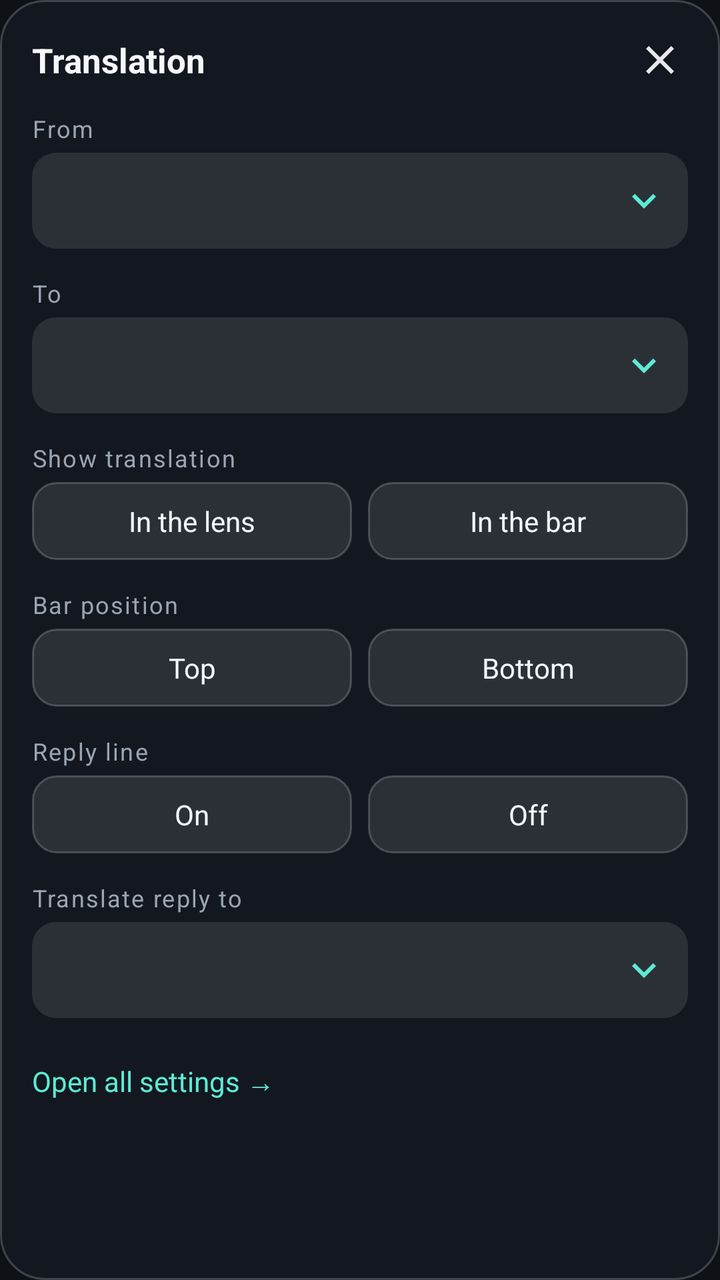
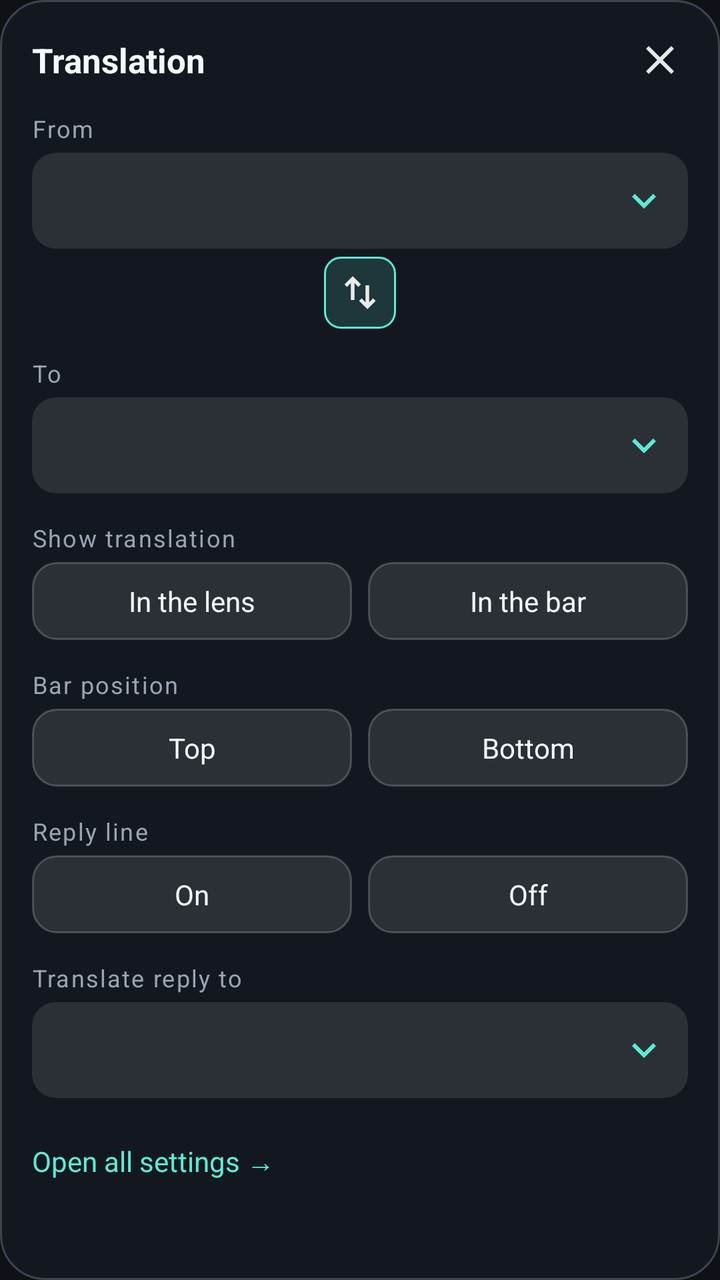

Two renders of the same Android screen: before a commit and after it. Below are the layout's source before the change and the commit's diff.
<!-- AndroidManifest.xml: application theme Theme.SubLens -->
<!-- res/layout/overlay_panel.xml -->
<?xml version="1.0" encoding="utf-8"?>
<LinearLayout xmlns:android="http://schemas.android.com/apk/res/android"
    android:layout_width="match_parent"
    android:layout_height="wrap_content"
    android:background="@drawable/bg_panel"
    android:orientation="vertical"
    android:paddingStart="16dp"
    android:paddingTop="10dp"
    android:paddingEnd="10dp"
    android:paddingBottom="16dp">

    
    <LinearLayout
        android:layout_width="match_parent"
        android:layout_height="wrap_content"
        android:gravity="center_vertical"
        android:orientation="horizontal">

        <ImageButton
            android:id="@+id/panel_back"
            android:layout_width="36dp"
            android:layout_height="36dp"
            android:layout_marginEnd="4dp"
            android:background="?android:attr/selectableItemBackgroundBorderless"
            android:contentDescription="@string/cd_back"
            android:src="@drawable/ic_back"
            android:visibility="gone" />

        <TextView
            android:id="@+id/panel_title"
            android:layout_width="0dp"
            android:layout_height="wrap_content"
            android:layout_weight="1"
            android:text="@string/panel_title"
            android:textColor="@color/text_main"
            android:textSize="17sp"
            android:textStyle="bold" />

        <ImageButton
            android:id="@+id/panel_close"
            android:layout_width="40dp"
            android:layout_height="40dp"
            android:background="?android:attr/selectableItemBackgroundBorderless"
            android:contentDescription="@string/cd_close"
            android:src="@drawable/ic_close" />
    </LinearLayout>

    
    <ScrollView
        android:id="@+id/page_main"
        android:layout_width="match_parent"
        android:layout_height="wrap_content">

    <LinearLayout
        android:layout_width="match_parent"
        android:layout_height="wrap_content"
        android:orientation="vertical"
        android:paddingEnd="6dp">

        <TextView
            style="@style/SubLens.Caption"
            android:layout_marginTop="6dp"
            android:text="@string/label_from" />

        <TextView
            android:id="@+id/value_from"
            style="@style/SubLens.Row" />

        <TextView
            style="@style/SubLens.Caption"
            android:text="@string/label_to" />

        <TextView
            android:id="@+id/value_to"
            style="@style/SubLens.Row" />

        <TextView
            style="@style/SubLens.Caption"
            android:text="@string/label_mode" />

        <LinearLayout
            android:layout_width="match_parent"
            android:layout_height="wrap_content"
            android:orientation="horizontal">

            <TextView
                android:id="@+id/choice_lens"
                style="@style/SubLens.Choice"
                android:text="@string/choice_lens" />

            <Space
                android:layout_width="8dp"
                android:layout_height="1dp" />

            <TextView
                android:id="@+id/choice_bar"
                style="@style/SubLens.Choice"
                android:text="@string/choice_bar" />
        </LinearLayout>

        <TextView
            android:id="@+id/label_bar_pos"
            style="@style/SubLens.Caption"
            android:text="@string/label_bar" />

        <LinearLayout
            android:id="@+id/row_bar_pos"
            android:layout_width="match_parent"
            android:layout_height="wrap_content"
            android:orientation="horizontal">

            <TextView
                android:id="@+id/choice_above"
                style="@style/SubLens.Choice"
                android:text="@string/choice_above" />

            <Space
                android:layout_width="8dp"
                android:layout_height="1dp" />

            <TextView
                android:id="@+id/choice_below"
                style="@style/SubLens.Choice"
                android:text="@string/choice_below" />
        </LinearLayout>

        <TextView
            style="@style/SubLens.Caption"
            android:text="@string/label_composer" />

        <LinearLayout
            android:layout_width="match_parent"
            android:layout_height="wrap_content"
            android:orientation="horizontal">

            <TextView
                android:id="@+id/choice_composer_on"
                style="@style/SubLens.Choice"
                android:text="@string/choice_on" />

            <Space
                android:layout_width="8dp"
                android:layout_height="1dp" />

            <TextView
                android:id="@+id/choice_composer_off"
                style="@style/SubLens.Choice"
                android:text="@string/choice_off" />
        </LinearLayout>

        <TextView
            style="@style/SubLens.Caption"
            android:text="@string/label_reply" />

        <TextView
            android:id="@+id/value_reply"
            style="@style/SubLens.Row" />

        <TextView
            android:id="@+id/open_app"
            android:layout_width="match_parent"
            android:layout_height="wrap_content"
            android:layout_marginTop="14dp"
            android:background="?android:attr/selectableItemBackground"
            android:paddingTop="8dp"
            android:paddingBottom="8dp"
            android:text="@string/panel_open_app"
            android:textColor="@color/accent"
            android:textSize="14sp" />
    </LinearLayout>
    </ScrollView>

    
    <ScrollView
        android:id="@+id/list_scroll"
        android:layout_width="match_parent"
        android:layout_height="300dp"
        android:layout_marginTop="6dp"
        android:fadeScrollbars="false"
        android:visibility="gone">

        <LinearLayout
            android:id="@+id/list"
            android:layout_width="match_parent"
            android:layout_height="wrap_content"
            android:orientation="vertical"
            android:paddingEnd="6dp" />
    </ScrollView>
</LinearLayout>
<!-- resources referenced by this layout -->
<resources>
  <color name="accent">#FF5EEAD4</color>
  <color name="text_main">#FFF5F7FA</color>
  <!-- drawable bg_panel (drawable) -->
  <?xml version="1.0" encoding="utf-8"?>
  <shape xmlns:android="http://schemas.android.com/apk/res/android" android:shape="rectangle">
      <corners android:radius="22dp" />
      <solid android:color="@color/overlay_panel" />
      <stroke android:width="1dp" android:color="@color/overlay_stroke" />
  </shape>
  <!-- drawable ic_back (drawable) -->
  <?xml version="1.0" encoding="utf-8"?>
  <vector xmlns:android="http://schemas.android.com/apk/res/android"
      android:width="24dp"
      android:height="24dp"
      android:viewportWidth="24"
      android:viewportHeight="24">
      <path
          android:fillColor="#E6FFFFFF"
          android:pathData="M20,11H7.83l5.59,-5.59L12,4l-8,8 8,8 1.41,-1.41L7.83,13H20v-2z" />
  </vector>
  <!-- drawable ic_close (drawable) -->
  <?xml version="1.0" encoding="utf-8"?>
  <vector xmlns:android="http://schemas.android.com/apk/res/android"
      android:width="24dp"
      android:height="24dp"
      android:viewportWidth="24"
      android:viewportHeight="24">
      <path
          android:fillColor="#E6FFFFFF"
          android:pathData="M19,6.41L17.59,5 12,10.59 6.41,5 5,6.41 10.59,12 5,17.59 6.41,19 12,13.41 17.59,19 19,17.59 13.41,12z" />
  </vector>
  <string name="cd_back">Back</string>
  <string name="cd_close">Close</string>
  <string name="choice_above">Top</string>
  <string name="choice_bar">In the bar</string>
  <string name="choice_below">Bottom</string>
  <string name="choice_lens">In the lens</string>
  <string name="choice_off">Off</string>
  <string name="choice_on">On</string>
  <string name="label_bar">Bar position</string>
  <string name="label_composer">Reply line</string>
  <string name="label_from">From</string>
  <string name="label_mode">Show translation</string>
  <string name="label_reply">Translate reply to</string>
  <string name="label_to">To</string>
  <string name="panel_open_app">Open all settings →</string>
  <string name="panel_title">Translation</string>
  <color name="overlay_panel">#F7141820</color>
  <color name="overlay_stroke">#33FFFFFF</color>
  <color name="text_dim">#FF9AA4B2</color>
  <!-- drawable bg_row (drawable) -->
  <?xml version="1.0" encoding="utf-8"?>
  <ripple xmlns:android="http://schemas.android.com/apk/res/android" android:color="#33FFFFFF">
      <item>
          <shape android:shape="rectangle">
              <corners android:radius="12dp" />
              <solid android:color="@color/overlay_row" />
          </shape>
      </item>
  </ripple>
  <!-- drawable ic_expand (drawable) -->
  <?xml version="1.0" encoding="utf-8"?>
  <vector xmlns:android="http://schemas.android.com/apk/res/android"
      android:width="24dp"
      android:height="24dp"
      android:viewportWidth="24"
      android:viewportHeight="24">
      <path
          android:fillColor="#FF5EEAD4"
          android:pathData="M16.59,8.59L12,13.17 7.41,8.59 6,10l6,6 6,-6z" />
  </vector>
  <color name="bg">#FF0E1116</color>
  <color name="accent_soft">#265EEAD4</color>
  <color name="overlay_row">#1AFFFFFF</color>
  <!-- unchanged entries left out for length: 5 -->
</resources>

<!-- the commit's change to res/layout/overlay_panel.xml (unified diff, before → after) -->
@@ -66,6 +66,18 @@
             android:id="@+id/value_from"
             style="@style/SubLens.Row" />
 
+        <ImageButton
+            android:id="@+id/btn_swap_langs"
+            android:layout_width="36dp"
+            android:layout_height="36dp"
+            android:layout_gravity="center_horizontal"
+            android:layout_marginTop="4dp"
+            android:background="@drawable/bg_chip"
+            android:contentDescription="@string/cd_swap_langs"
+            android:padding="7dp"
+            android:scaleType="fitCenter"
+            android:src="@drawable/ic_swap" />
+
         <TextView
             style="@style/SubLens.Caption"
             android:text="@string/label_to" />
<!-- resource entries referenced after the edit -->
@@ -2,6 +2,13 @@
 <resources>
   <color name="accent">#FF5EEAD4</color>
   <color name="text_main">#FFF5F7FA</color>
+  <!-- drawable bg_chip (drawable) -->
+  <?xml version="1.0" encoding="utf-8"?>
+  <shape xmlns:android="http://schemas.android.com/apk/res/android" android:shape="rectangle">
+      <corners android:radius="8dp" />
+      <solid android:color="@color/accent_soft" />
+      <stroke android:width="1dp" android:color="@color/accent" />
+  </shape>
   <!-- drawable bg_panel (drawable) -->
   <?xml version="1.0" encoding="utf-8"?>
   <shape xmlns:android="http://schemas.android.com/apk/res/android" android:shape="rectangle">
@@ -31,8 +38,21 @@
           android:fillColor="#E6FFFFFF"
           android:pathData="M19,6.41L17.59,5 12,10.59 6.41,5 5,6.41 10.59,12 5,17.59 6.41,19 12,13.41 17.59,19 19,17.59 13.41,12z" />
   </vector>
+  <!-- drawable ic_swap (drawable) -->
+  <?xml version="1.0" encoding="utf-8"?>
+  <vector xmlns:android="http://schemas.android.com/apk/res/android"
+      android:width="24dp"
+      android:height="24dp"
+      android:viewportWidth="24"
+      android:viewportHeight="24">
+      
+      <path
+          android:fillColor="#E6FFFFFF"
+          android:pathData="M8,3L3.5,7.5L4.9,8.9L7,6.8L7,16L9,16L9,6.8L11.1,8.9L12.5,7.5ZM15,8L15,17.2L12.9,15.1L11.5,16.5L16,21L20.5,16.5L19.1,15.1L17,17.2L17,8Z" />
+  </vector>
   <string name="cd_back">Back</string>
   <string name="cd_close">Close</string>
+  <string name="cd_swap_langs">Swap languages</string>
   <string name="choice_above">Top</string>
   <string name="choice_bar">In the bar</string>
   <string name="choice_below">Bottom</string>
